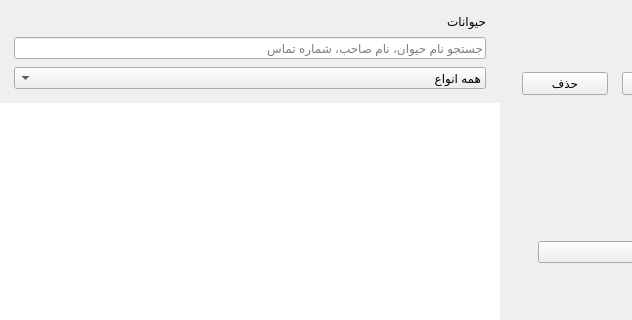
Qt form animalswidget.ui (Mohoya7/veterinary-vaccination-system) before a commit; both pictures show x 0 to 632 and y 0 to 320 of the 1000 by 700 pixel window.
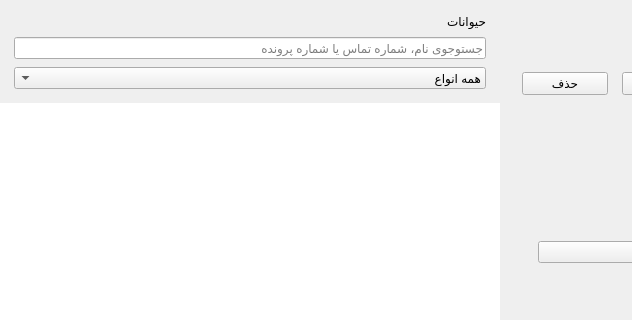
The same form after that commit.

Commit message:
Improve vaccination list UX: pagination, click-to-copy, and search
- Add 'load more' pagination (50/page) to owner and animal picker dialogs
- Update scrollbar styling in these dialogs to match app theme
- Add click-to-copy on table columns (file number, phone, vaccine, dates)
- Animal/owner links: left-click navigates, right-click copies name
- Add showToast() helper for brief copy confirmation
- Use viewport eventFilter with columnAt/rowAt for table click detection
- Add file number and secondary phone to search fields across pages

Patch:
```diff
--- a/animalswidget.ui
+++ b/animalswidget.ui
@@ -171,7 +171,7 @@
          <property name="bottomMargin"><number>14</number></property>
          <property name="spacing"><number>8</number></property>
          <item><widget class="QLabel" name="listTitle"><property name="text"><string>حیوانات</string></property></widget></item>
-         <item><widget class="QLineEdit" name="searchEdit"><property name="placeholderText"><string>جستجو نام حیوان، نام صاحب، شماره تماس</string></property></widget></item>
+         <item><widget class="QLineEdit" name="searchEdit"><property name="placeholderText"><string>جستوجوی نام، شماره تماس یا شماره پرونده</string></property></widget></item>
          <item>
           <widget class="QComboBox" name="typeFilterCombo">
            <item><property name="text"><string>همه انواع</string></property></item>
```
The commit also changes 18 other files.
